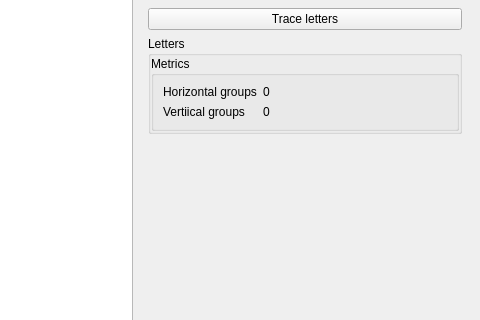
Old version of the form src/ui/mainwindow.ui in the repository AndrewSerb/mach_met_img_recogn; both pictures show x 539 to 1019 and y 85 to 405 of the 1019 by 600 pixel window.
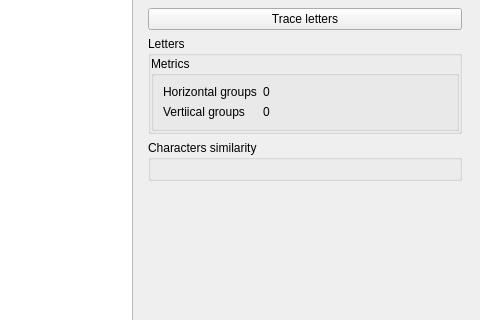
New version of the form. The open tabs and pages were chosen to show the change.

Commit message: ui: print letter similarity info to gui

```diff
--- a/src/ui/mainwindow.ui
+++ b/src/ui/mainwindow.ui
@@ -421,7 +421,7 @@
            <attribute name="label">
             <string>Text processing</string>
            </attribute>
-           <layout class="QVBoxLayout" name="verticalLayout_8" stretch="0,0,10">
+           <layout class="QVBoxLayout" name="verticalLayout_8" stretch="0,0,0,10">
             <item>
              <widget class="QPushButton" name="button_trace_letters">
               <property name="text">
@@ -512,6 +512,18 @@
               </layout>
              </widget>
             </item>
+            <item>
+             <widget class="QGroupBox" name="groupBox_letter_similarity">
+              <property name="title">
+               <string>Characters similarity</string>
+              </property>
+              <layout class="QVBoxLayout" name="verticalLayout_11">
+               <item>
+                <layout class="QFormLayout" name="layout_letter_similarity"/>
+               </item>
+              </layout>
+             </widget>
+            </item>
             <item>
              <widget class="QWidget" name="widget_spacer_processing" native="true"/>
             </item>
```
The commit also changes 6 other files.
